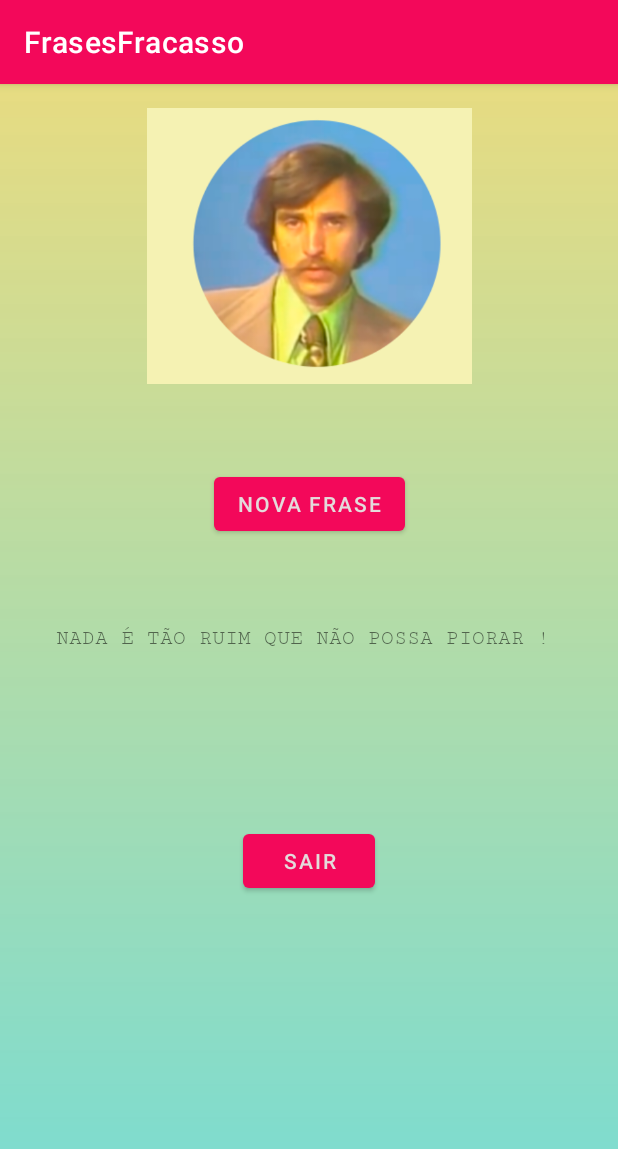
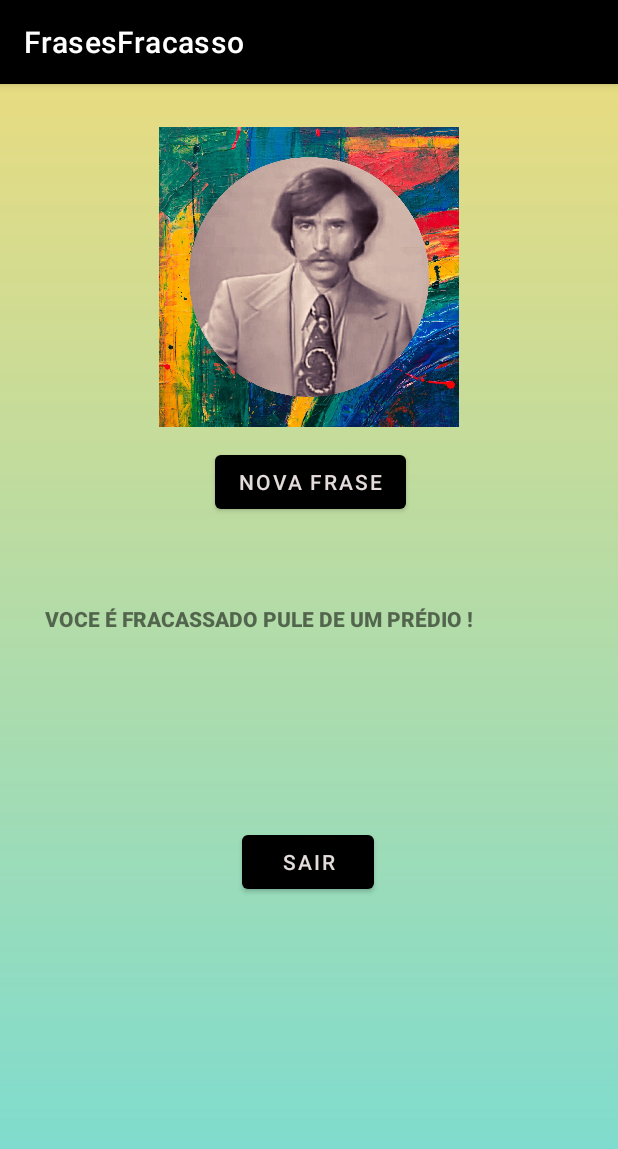
Before and after one commit to Bittner2307/appFRASESfracasso, an Android app: the screen it shows after launch (MainActivity), after a tap on "NOVA FRASE", on a phone screen of 412 x 824 dp. Shown: the top 1149 px of the screen. Run offline under Robolectric (Android 15) with nearby library versions, the phone set to English and light mode, and no system bars.

Commit message:
version0.1.1

```diff
--- a/app/src/main/AndroidManifest.xml
+++ b/app/src/main/AndroidManifest.xml
@@ -4,7 +4,7 @@
 
     <application
         android:allowBackup="true"
-        android:icon="@mipmap/ic_launcher"
+        android:icon="@drawable/fracassinhos"
         android:label="@string/app_name"
         android:roundIcon="@mipmap/ic_launcher_round"
         android:supportsRtl="true"
--- a/app/src/main/java/com/example/frasesfracasso/MainActivity.java
+++ b/app/src/main/java/com/example/frasesfracasso/MainActivity.java
@@ -1,11 +1,9 @@
 package com.example.frasesfracasso;
 
 import androidx.appcompat.app.AppCompatActivity;
-
 import android.os.Bundle;
 import android.view.View;
 import android.widget.TextView;
-
 import java.util.Random;
 
 public class MainActivity extends AppCompatActivity {
@@ -18,34 +16,40 @@ public class MainActivity extends AppCompatActivity {
 
     public void gerarNovaFrase(View view){
         String [] frases = {
-            "NADA É TÃO RUIM QUE NÃO POSSA PIORAR !",
-            "FRACASSO É UM ESTADO DE ESPÍRITO !",
-            "NUNCA É TARDE PARA DESISTIR !",
-            "SEU MAIOR PROBLEMA É VOCE MESMO !",
-            "SABENDO QUE ERA IMPOSSIVEL ,FOI LÁ E SOUBE !",
-            "CALMA. TUDO PASSA,NEM QUE SEJA EM CIMA DE VOCE !",
-            "ACREDITE , VOCE NASCEU PARA CONQUISTAR VÁRIOS FRACASSOS !",
-            "O CAMINHO É LONGO,MAS A DERROTA É CERTA !",
-            "É SÓ UMA FASE RUIM ,LOGO VAI PIORAR !",
-            "NUNCA FOI AZAR SEMPRE FOI A INCOMPETENCIA !",
-            "SEJA PROTAGONISTA DO SEU FRACASSO !",
-            "VOCE É MAIS FRACO DO QUE PENSA !",
-            "NADA COMO UM DIA PIOR DO QUE O OUTRO ! ",
-            "O UNIVERSO ESTÁ POUCO SE FODENDO PARA VOCE !",
-            "O RECOMEÇO É OPORTUNIDADE PARA UM GRANDE FRACASSO !",
-            "A VIDA TE DERRUBA HOJE PREPARANDO PARA QUEDA DE AMANHÃ !",
-            "RECLAME MENOS, FRACASSE MAIS !",
-            "DURMA 12 HORAS POR DIA ,ASSIM AS CHANCES DE FAZER MERDA CAEM PELA METADE!",
-            "TUDO ESTÁ DANDO ERRADO  CONFORME O ESPERADO!",
-            "NUNCA DEIXE QUE NINGUÉM DIGA QUE VOCE NÃO CONSEGUE,DIGA VOCE MESMO: EU NÃO CONSIGO ! ",
-            "A VIDA É UM CONTO DE FALHAS!",
-            "LUTE COMO NUNCA ,FALHE COMO SEMPRE !",
-            "O IMPORTANTE NÃO É LUTAR SEMPRE,MAS PERDER TODOS OS DIAS !",
-            "VOCE É FRACASSADO PULE DE UM PRÉDIO !",
-
-
+            "  NADA É TÃO RUIM QUE NÃO POSSA PIORAR !",
+            "  FRACASSO É UM ESTADO DE ESPÍRITO !",
+            "  NUNCA É TARDE PARA DESISTIR !",
+            "  SEU MAIOR PROBLEMA É VOCE MESMO !",
+            "  SABENDO QUE ERA IMPOSSIVEL ,FOI LÁ E SOUBE !",
+            "  CALMA. TUDO PASSA,NEM QUE SEJA EM CIMA DE VOCE !",
+            "  ACREDITE , VOCE NASCEU PARA CONQUISTAR VÁRIOS FRACASSOS !",
+            "  O CAMINHO É LONGO,MAS A DERROTA É CERTA !",
+            "  É SÓ UMA FASE RUIM ,LOGO VAI PIORAR !",
+            "  NUNCA FOI AZAR SEMPRE FOI A INCOMPETENCIA !",
+            "  SEJA PROTAGONISTA DO SEU FRACASSO !",
+            "  VOCE É MAIS FRACO DO QUE PENSA !",
+            "  NADA COMO UM DIA PIOR DO QUE O OUTRO ! ",
+            "  O UNIVERSO ESTÁ POUCO SE FODENDO PARA VOCE !",
+            "  O RECOMEÇO É OPORTUNIDADE PARA UM GRANDE FRACASSO !",
+            "  A VIDA TE DERRUBA HOJE PREPARANDO PARA QUEDA DE AMANHÃ !",
+            "  RECLAME MENOS, FRACASSE MAIS !",
+            "  DURMA 12 HORAS POR DIA ,ASSIM AS CHANCES DE FAZER MERDA CAEM PELA METADE!",
+            "  TUDO ESTÁ DANDO ERRADO  CONFORME O ESPERADO!",
+            "  NUNCA DEIXE QUE NINGUÉM DIGA QUE VOCE NÃO CONSEGUE,DIGA VOCE MESMO: EU NÃO CONSIGO ! ",
+            "  A VIDA É UM CONTO DE FALHAS!",
+            "  LUTE COMO NUNCA ,FALHE COMO SEMPRE !",
+            "  O IMPORTANTE NÃO É LUTAR SEMPRE,MAS PERDER TODOS OS DIAS !",
+            "  VOCE É FRACASSADO PULE DE UM PRÉDIO !",
+            "  O NÃO VOCÊ JÁ TEM,BUSQUE A HUMILHAÇÃO !!",
+            "  SE UMA COISA TEM A CHANCE DE DAR ERRADO ... DARÁ !!",
+            "  ACRADITAR QUE VOCÊ PODE JAÉ MEIOCAMINHO ANDADO PARA O FRACASSO!!",
+            " NÃO TENHA MEDO DE FRACASSO, TENHA COSTUME !!",
+            " DAQUI A UM ANO VOCÊ VAI DESEJAR TER DESISTIDO HOJE !! !!",
+            " SEM LUTAS NÃO HÁ DERROTAS !!",
+            " VOCÊ NÃO PODE MUDAR O PASSADO MAS PODE ESTRAGAR O SEU FUTURO  !!",
+            " ENQUANTO HOUVER ESPERANÇA NÃO HAVERÁ SOLUÇÃO !!",
         };
-        int numero = new Random().nextInt(23);//gera randomicamente os numeros (frases)
+        int numero = new Random().nextInt(32);//gera randomicamente os numeros (frases)
         TextView texto = findViewById(R.id.textResultado);
         texto.setText(frases[numero]);
     }
--- a/app/src/main/res/layout/activity_main.xml
+++ b/app/src/main/res/layout/activity_main.xml
@@ -1,7 +1,12 @@
 <?xml version="1.0" encoding="utf-8"?>
-<androidx.constraintlayout.widget.ConstraintLayout xmlns:android="http://schemas.android.com/apk/res/android"
-    xmlns:app="http://schemas.android.com/apk/res-auto"
+<ScrollView xmlns:app="http://schemas.android.com/apk/res-auto"
     xmlns:tools="http://schemas.android.com/tools"
+    android:layout_width="match_parent"
+    android:layout_height="match_parent"
+    android:fillViewport="true"
+    xmlns:android="http://schemas.android.com/apk/res/android" >
+
+    <androidx.constraintlayout.widget.ConstraintLayout
         android:layout_width="match_parent"
         android:layout_height="match_parent"
         android:background="@drawable/background_degrade"
@@ -11,25 +16,27 @@
             android:id="@+id/button"
             android:layout_width="wrap_content"
             android:layout_height="wrap_content"
+            android:layout_marginEnd="35dp"
             android:layout_marginBottom="57dp"
             android:onClick="gerarNovaFrase"
             android:text="Nova Frase"
             app:layout_constraintBottom_toTopOf="@+id/textResultado"
-        app:layout_constraintEnd_toEndOf="parent"
-        app:layout_constraintStart_toStartOf="parent"
+            app:layout_constraintEnd_toEndOf="@+id/imageView"
             app:layout_constraintTop_toBottomOf="@+id/imageView" />
 
         <TextView
             android:id="@+id/textResultado"
-        android:layout_width="338dp"
-        android:layout_height="89dp"
-        android:layout_marginStart="33dp"
-        android:layout_marginEnd="33dp"
-        android:layout_marginBottom="43dp"
-        android:fontFamily="serif-monospace"
-        android:text="  Pressione o botão para frase do dia!!"
+            android:layout_width="366dp"
+            android:layout_height="104dp"
+            android:layout_marginStart="25dp"
+            android:layout_marginEnd="25dp"
+            android:layout_marginBottom="44dp"
+            android:fontFamily="sans-serif-black"
+            android:text="        Pressione o botão para frase do dia!!"
             android:textAllCaps="true"
             android:textSize="14sp"
+            android:textStyle="bold"
+            android:typeface="monospace"
             app:layout_constraintBottom_toTopOf="@+id/btnSair"
             app:layout_constraintEnd_toEndOf="parent"
             app:layout_constraintStart_toStartOf="parent"
@@ -39,24 +46,26 @@
             android:id="@+id/btnSair"
             android:layout_width="wrap_content"
             android:layout_height="wrap_content"
-        android:layout_marginBottom="226dp"
+            android:layout_marginBottom="225dp"
             android:onClick="gerarSair"
             android:text="SAIR"
             app:layout_constraintBottom_toBottomOf="parent"
             app:layout_constraintEnd_toEndOf="parent"
+            app:layout_constraintHorizontal_bias="0.498"
             app:layout_constraintStart_toStartOf="parent"
             app:layout_constraintTop_toBottomOf="@+id/textResultado" />
 
         <ImageView
             android:id="@+id/imageView"
-        android:layout_width="238dp"
+            android:layout_width="200dp"
             android:layout_height="0dp"
-        android:layout_marginTop="16dp"
-        android:layout_marginBottom="56dp"
+            android:layout_marginTop="26dp"
+            android:layout_marginBottom="10dp"
             app:layout_constraintBottom_toTopOf="@+id/button"
             app:layout_constraintEnd_toEndOf="parent"
             app:layout_constraintStart_toStartOf="parent"
             app:layout_constraintTop_toTopOf="parent"
-        app:srcCompat="@drawable/fracassinhos" />
+            app:srcCompat="@drawable/logo" />
 
     </androidx.constraintlayout.widget.ConstraintLayout>
+</ScrollView>
--- a/app/src/main/res/mipmap-anydpi-v26/ic_launcher.xml
+++ b/app/src/main/res/mipmap-anydpi-v26/ic_launcher.xml
@@ -1,5 +1,5 @@
 <?xml version="1.0" encoding="utf-8"?>
 <adaptive-icon xmlns:android="http://schemas.android.com/apk/res/android">
-    <background android:drawable="@drawable/ic_launcher_background" />
-    <foreground android:drawable="@drawable/ic_launcher_foreground" />
+    <background android:drawable="@drawable/ic_launcher_background"/>
+    <foreground android:drawable="@mipmap/ic_launcher_foreground"/>
 </adaptive-icon>
--- a/app/src/main/res/mipmap-anydpi-v26/ic_launcher_round.xml
+++ b/app/src/main/res/mipmap-anydpi-v26/ic_launcher_round.xml
@@ -1,5 +1,5 @@
 <?xml version="1.0" encoding="utf-8"?>
 <adaptive-icon xmlns:android="http://schemas.android.com/apk/res/android">
-    <background android:drawable="@drawable/ic_launcher_background" />
-    <foreground android:drawable="@drawable/ic_launcher_foreground" />
+    <background android:drawable="@drawable/ic_launcher_background"/>
+    <foreground android:drawable="@mipmap/ic_launcher_foreground"/>
 </adaptive-icon>
--- a/app/src/main/res/values/themes.xml
+++ b/app/src/main/res/values/themes.xml
@@ -2,8 +2,8 @@
     <!-- Base application theme. -->
     <style name="Theme.FrasesFracasso" parent="Theme.MaterialComponents.DayNight.DarkActionBar">
         <!-- Primary brand color. -->
-        <item name="colorPrimary">@color/purple_500</item>
-        <item name="colorPrimaryVariant">@color/purple_700</item>
+        <item name="colorPrimary">@color/black</item>
+        <item name="colorPrimaryVariant">@color/black</item>
         <item name="colorOnPrimary">@color/white</item>
         <!-- Secondary brand color. -->
         <item name="colorSecondary">@color/teal_200</item>
--- a/build.gradle
+++ b/build.gradle
@@ -5,7 +5,7 @@ buildscript {
         jcenter()
     }
     dependencies {
-        classpath "com.android.tools.build:gradle:4.1.3"
+        classpath 'com.android.tools.build:gradle:4.2.1'
 
         // NOTE: Do not place your application dependencies here; they belong
         // in the individual module build.gradle files
```
Also changed, not shown: app/src/main/res/drawable/ic_launcher_background.xml (+70 -167 lines), app/src/main/res/drawable/logo.jpg (added), app/src/main/res/mipmap-hdpi/ic_launcher.png (deleted), app/src/main/res/mipmap-hdpi/ic_launcher_round.png (deleted), app/src/main/res/mipmap-mdpi/ic_launcher.png (deleted), app/src/main/res/mipmap-mdpi/ic_launcher_round.png (deleted), app/src/main/res/mipmap-xhdpi/ic_launcher.png (deleted), app/src/main/res/mipmap-xhdpi/ic_launcher_round.png (deleted), app/src/main/res/mipmap-xxhdpi/ic_launcher.png (deleted), app/src/main/res/mipmap-xxhdpi/ic_launcher_round.png (deleted), app/src/main/res/mipmap-xxxhdpi/ic_launcher.png (deleted), app/src/main/res/mipmap-xxxhdpi/ic_launcher_round.png (deleted), gradle/wrapper/gradle-wrapper.properties. Lines whose indentation alone changed are shown as unchanged.
